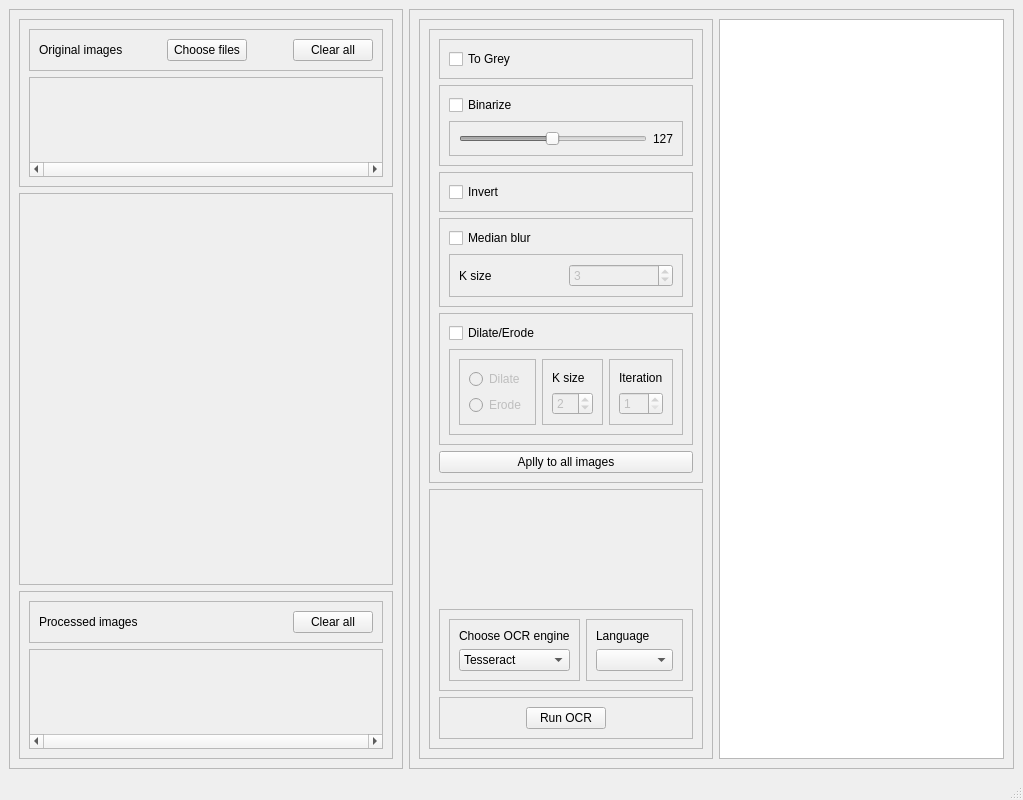
Before: the Qt Designer form src/ui/generated/mainwindow.ui in irakliskhirtladze/OCR_viewer, drawn with Qt 5.
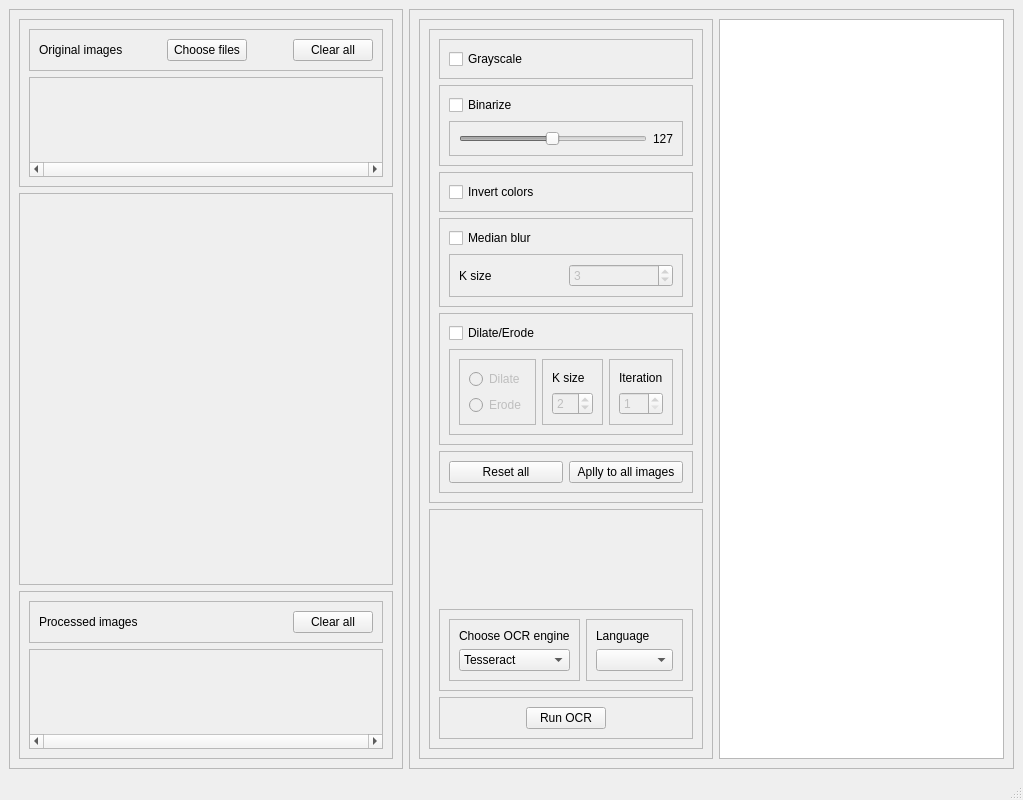
After: the same form once the commit is applied. Custom widgets are drawn as their Qt base class.

Commit message: added more features in image viewing. needs some fixing

```diff
--- a/src/ui/generated/mainwindow.ui
+++ b/src/ui/generated/mainwindow.ui
@@ -283,7 +283,7 @@
                 <item>
                  <widget class="QCheckBox" name="grey_chbx">
                   <property name="text">
-                   <string>To Grey</string>
+                   <string>Grayscale</string>
                   </property>
                  </widget>
                 </item>
@@ -374,7 +374,7 @@
                 <item>
                  <widget class="QCheckBox" name="invert_chbx">
                   <property name="text">
-                   <string>Invert</string>
+                   <string>Invert colors</string>
                   </property>
                  </widget>
                 </item>
@@ -569,10 +569,29 @@
               </widget>
              </item>
              <item>
-              <widget class="QPushButton" name="apply_to_all_btn">
-               <property name="text">
-                <string>Aplly to all images</string>
+              <widget class="QFrame" name="frame_13">
+               <property name="frameShape">
+                <enum>QFrame::Shape::StyledPanel</enum>
                </property>
+               <property name="frameShadow">
+                <enum>QFrame::Shadow::Raised</enum>
+               </property>
+               <layout class="QHBoxLayout" name="horizontalLayout_12">
+                <item>
+                 <widget class="QPushButton" name="reset_all_btn">
+                  <property name="text">
+                   <string>Reset all</string>
+                  </property>
+                 </widget>
+                </item>
+                <item>
+                 <widget class="QPushButton" name="apply_to_all_btn">
+                  <property name="text">
+                   <string>Aplly to all images</string>
+                  </property>
+                 </widget>
+                </item>
+               </layout>
               </widget>
              </item>
             </layout>
```
Left out of the diff: 4 changed lines with no effect on the pictures. The commit also changes 3 other files.
